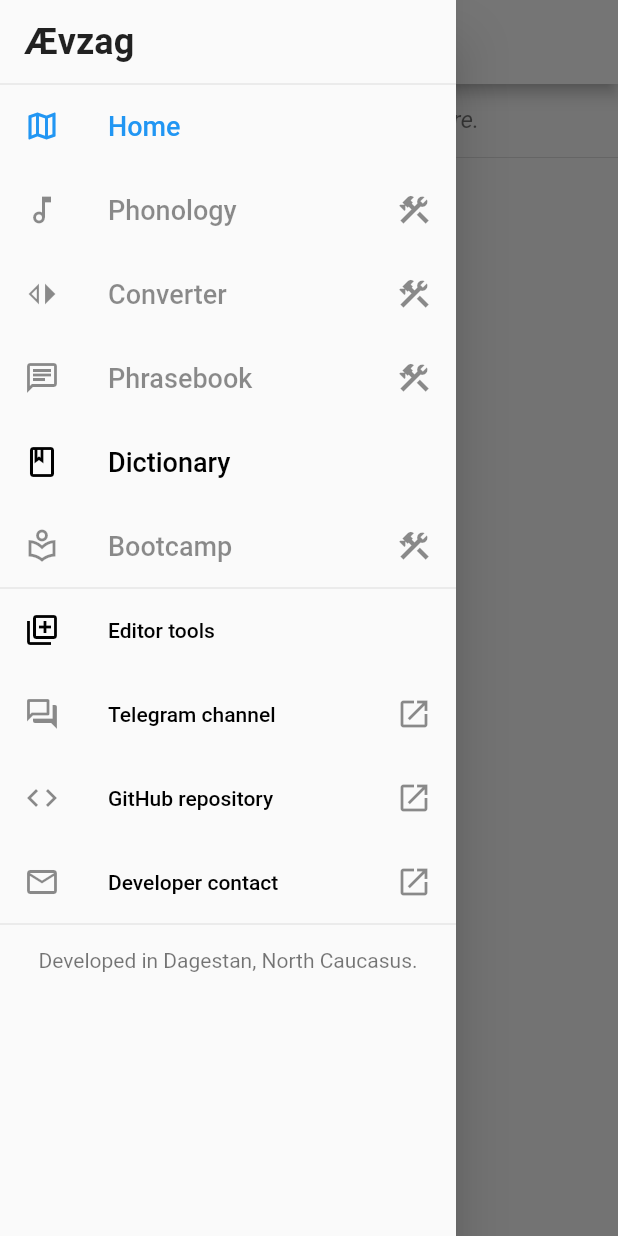
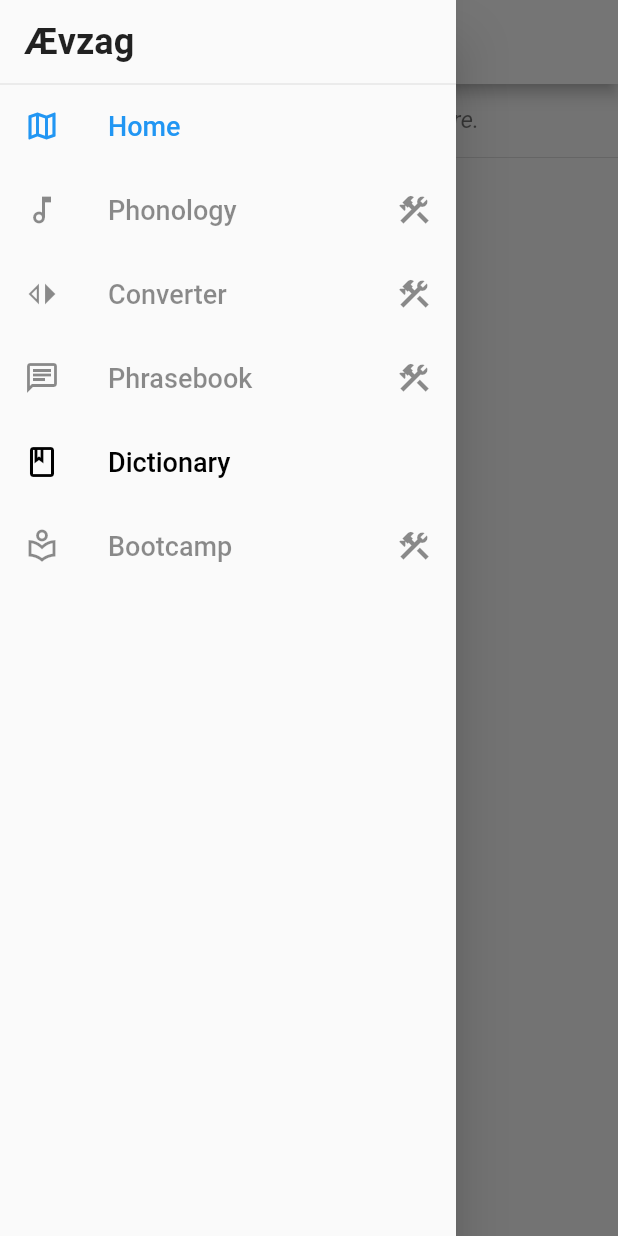
Before and after one commit to raxysstudios/avzag, a Flutter app: the screen it shows after launch, with the side drawer open, on a phone screen of 412 x 824 dp. Run offline on Flutter 3.47's test engine with Material 2 defaults, Android fonts, the phone set to English and light mode, and no system bars; drawn by our look-alikes of expandable; our stand-ins replace cloud_firestore, firebase_core, firebase_storage; accounts and stored records are empty.

Commit message:
Add expandable drawer

```diff
--- a/lib/nav_drawer.dart
+++ b/lib/nav_drawer.dart
@@ -1,6 +1,7 @@
 import 'package:avzag/dictionary/dictionary_editor.dart';
 import 'package:avzag/dictionary/dictionary_page.dart';
 import 'package:avzag/home/home_page.dart';
+import 'package:expandable/expandable.dart';
 import 'package:flutter/cupertino.dart';
 import 'package:flutter/material.dart';
 import 'package:url_launcher/url_launcher.dart';
@@ -120,7 +121,12 @@ class NavDraver extends StatelessWidget {
     return Drawer(
       child: ListView(
         children: [
-          Padding(
+          ExpandableNotifier(
+            child: Column(
+              crossAxisAlignment: CrossAxisAlignment.stretch,
+              children: [
+                ExpandableButton(
+                  child: Padding(
                     padding: const EdgeInsets.symmetric(
                       horizontal: 16,
                       vertical: 14,
@@ -133,18 +139,14 @@ class NavDraver extends StatelessWidget {
                       ),
                     ),
                   ),
-          Divider(height: 0),
-          for (final m in modules)
-            m.build(
-              context,
-              selected: m.title == title,
+                  theme: ExpandableThemeData(
+                    hasIcon: true,
                   ),
-          Divider(height: 0),
-          for (final m in submodules)
-            m.build(
-              context,
-              small: true,
                 ),
+                Expandable(
+                  collapsed: Offstage(),
+                  expanded: Column(
+                    children: [
                       Divider(height: 0),
                       Padding(
                         padding: const EdgeInsets.symmetric(
@@ -156,6 +158,24 @@ class NavDraver extends StatelessWidget {
                           style: TextStyle(color: Colors.black54),
                         ),
                       ),
+                      Divider(height: 0),
+                      for (final m in submodules)
+                        m.build(
+                          context,
+                          small: true,
+                        ),
+                    ],
+                  ),
+                ),
+              ],
+            ),
+          ),
+          Divider(height: 0),
+          for (final m in modules)
+            m.build(
+              context,
+              selected: m.title == title,
+            ),
         ],
       ),
     );
--- a/pubspec.yaml
+++ b/pubspec.yaml
@@ -30,6 +30,7 @@ dependencies:
   firebase_storage: ^8.1.0
   path_provider: ^2.0.2
   url_launcher: ^6.0.4
+  expandable: ^5.0.1
 
 dev_dependencies:
   flutter_test:
```
Also changed, not shown: pubspec.lock. Lines whose indentation alone changed are shown as unchanged.
